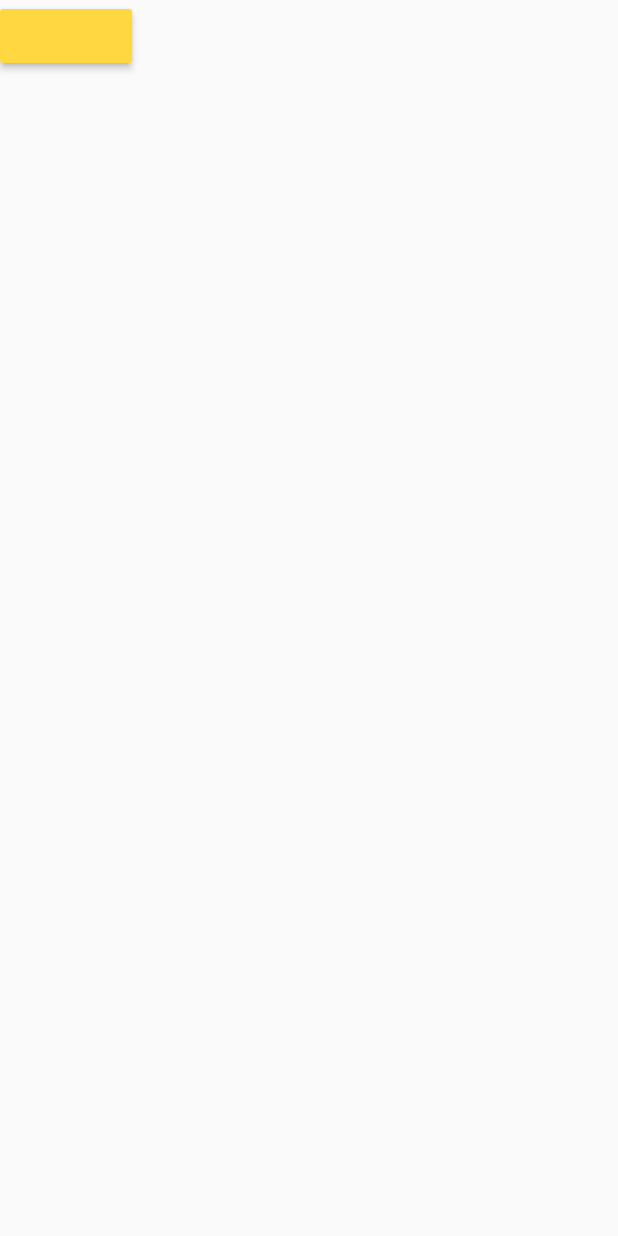
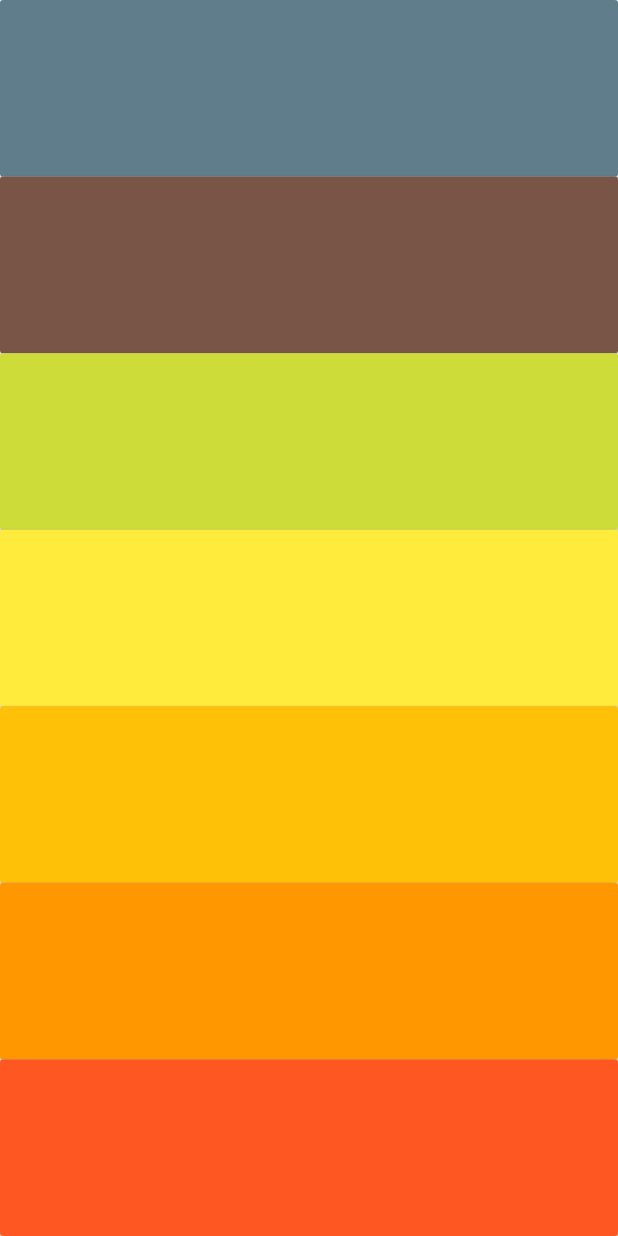
Before and after one commit to hiamanosei/xylophone, a Flutter app: the screen it shows after launch, on a phone screen of 412 x 824 dp. Run offline on Flutter 3.47's test engine with Material 2 defaults, Android fonts, the light colour scheme and no system bars; our stand-ins replace audioplayers.

Commit message:
third commit -almost done

```diff
--- a/lib/main.dart
+++ b/lib/main.dart
@@ -6,23 +6,39 @@ void main() => runApp(
     );
 
 class XylophoneApp extends StatelessWidget {
+  void playSound(int number) {
+    final player = AudioPlayer();
+    player.play(
+      AssetSource('note$number.wav'),
+    );
+  }
+
+  Expanded buildTile({int value = 1, Color color = Colors.blueGrey}) {
+    return Expanded(
+      child: MaterialButton(
+        color: color,
+        onPressed: () {
+          playSound(value);
+        },
+      ),
+    );
+  }
+
   @override
   Widget build(BuildContext context) {
     return MaterialApp(
       home: Scaffold(
         body: SafeArea(
           child: Column(
+            crossAxisAlignment: CrossAxisAlignment.stretch,
             children: [
-              MaterialButton(
-                color: Colors.amberAccent,
-                onPressed: () {
-                  final player = AudioPlayer();
-
-                  player.play(
-                    AssetSource('note1.wav'),
-                  );
-                },
-              ),
+              buildTile(value: 1, color: Colors.blueGrey),
+              buildTile(value: 2, color: Colors.brown),
+              buildTile(value: 3, color: Colors.lime),
+              buildTile(value: 4, color: Colors.yellow),
+              buildTile(value: 5, color: Colors.amber),
+              buildTile(value: 6, color: Colors.orange),
+              buildTile(value: 7, color: Colors.deepOrange),
             ],
           ),
         ),
```
